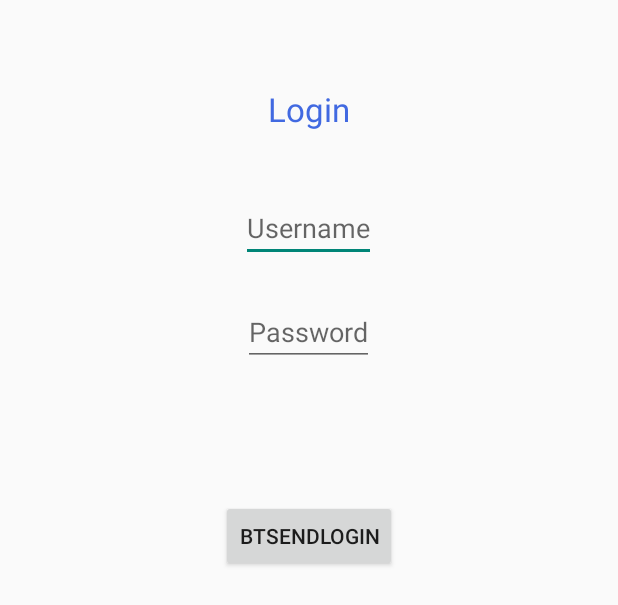
After one commit to MatiasHey/GasApp, an Android app: the layout activity_login.xml on its own in the app's theme, with its tools: preview values and no code run, on a phone screen of 412 x 824 dp. The commit adds this screen. Shown: the top 605 px of the screen. Run offline under Robolectric (Android 15) with nearby library versions, the phone set to English and light mode, and no system bars.

Commit message:
Login Agregado

```diff
--- a/app/src/main/java/com/gasapp/hey/gas/Intro.java
+++ b/app/src/main/java/com/gasapp/hey/gas/Intro.java
@@ -37,7 +37,7 @@ public class Intro extends ActionBarActivity{
             if (id == "noID") {
                 Log.v(TAG, "no se encontro Usuario registrado");
                 // ir a actividad de registro
-                Intent goToRegistroUsuario = new Intent(Intro.this, RegistroUsuario.class);
+                Intent goToRegistroUsuario = new Intent(Intro.this, LoginActivity.class);
                 startActivity(goToRegistroUsuario);
 
             } else {
--- /dev/null
+++ b/app/src/main/res/layout/activity_login.xml
@@ -0,0 +1,56 @@
+<RelativeLayout xmlns:android="http://schemas.android.com/apk/res/android"
+    xmlns:tools="http://schemas.android.com/tools" android:layout_width="match_parent"
+    android:layout_height="match_parent" android:paddingLeft="@dimen/activity_horizontal_margin"
+    android:paddingRight="@dimen/activity_horizontal_margin"
+    android:paddingTop="@dimen/activity_vertical_margin"
+    android:paddingBottom="@dimen/activity_vertical_margin" tools:context=".LoginActivity">
+
+    <TextView
+        android:layout_width="wrap_content"
+        android:layout_height="wrap_content"
+        android:id="@+id/loginError"
+        android:textSize="30dp"
+        android:layout_alignParentTop="true"
+        android:layout_alignParentLeft="true"
+        android:layout_alignParentStart="true" />
+
+    <TextView
+        android:id="@+id/textView1"
+        android:textSize="22sp"
+        android:textColor="#4169E1"
+        android:layout_width="wrap_content"
+        android:layout_height="wrap_content"
+        android:layout_alignParentTop="true"
+        android:layout_centerHorizontal="true"
+        android:layout_marginTop="42dp"
+        android:text="Login" />
+
+
+    <EditText
+        android:id="@+id/editUserID"
+        android:hint="Username"
+        android:layout_width="wrap_content"
+        android:layout_height="wrap_content"
+        android:layout_below="@+id/textView1"
+        android:layout_centerHorizontal="true"
+        android:layout_marginTop="42dp" />
+
+    <EditText
+        android:id="@+id/editPassword"
+        android:hint="Password"
+        android:layout_width="wrap_content"
+        android:layout_height="wrap_content"
+        android:layout_below="@+id/editUserID"
+        android:layout_centerHorizontal="true"
+        android:layout_marginTop="24dp"
+        android:inputType="textPassword" />
+
+    <Button
+        android:layout_width="wrap_content"
+        android:layout_height="wrap_content"
+        android:text="btSendLogin"
+        android:id="@+id/buttonSendLogin"
+        android:layout_below="@+id/editPassword"
+        android:layout_centerHorizontal="true"
+        android:layout_marginTop="89dp" />
+</RelativeLayout>
```
Also changed, not shown: app/src/main/AndroidManifest.xml (+7 -0 lines), app/src/main/java/com/gasapp/hey/gas/LoginActivity.java (added, +239 -0 lines), app/src/main/res/layout/activity_main.xml (+0 -9 lines).
